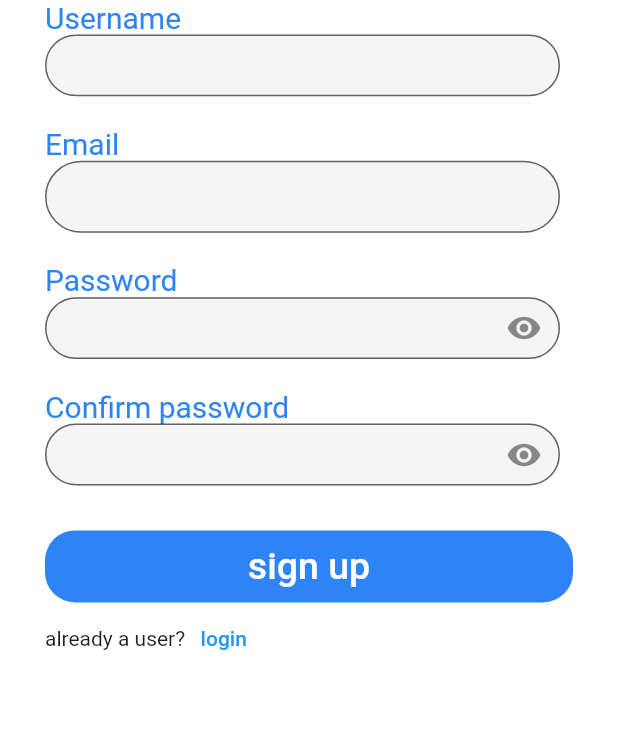
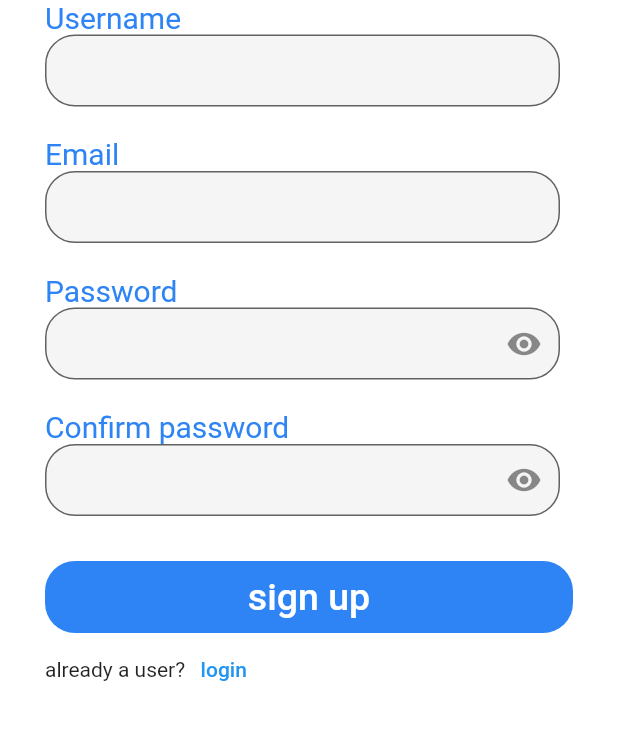
Before and after one commit to Khaatora/Final__Project, a Flutter app: the Password_Recovary screen opened directly, after a tap on "register", on a phone screen of 412 x 824 dp, the part 345-1085 px from its top. Run offline on Flutter 3.47's test engine with Material 2 defaults, Android fonts, the phone set to English and light mode, and no system bars; our stand-ins replace bloc, cloud_firestore, dropdown_button2, file_picker, firebase_auth, firebase_core and 5 more; missing offline and left inert: animated_button_bar, cloud_firestore_web, firebase_core_web, hexagon, polygon_clipper; accounts and stored records are empty.

Commit message:
end b3bsa welecome,login,sigin,passwoed recvery

```diff
--- a/lib/modules/login_screen/login.dart
+++ b/lib/modules/login_screen/login.dart
@@ -126,7 +126,7 @@ class _LoginState extends State<Login> {
                 ),
                 Container(
                   width: MediaQuery.of(context).size.width/1.2,
-                  height:  MediaQuery.of(context).size.height/12,
+                  height:  MediaQuery.of(context).size.height/10,
                   child: defaulttff(
                     context: context,
                     controller: passwordController,
--- a/lib/modules/password_recovery_screen/password_recovery.dart
+++ b/lib/modules/password_recovery_screen/password_recovery.dart
@@ -26,8 +26,8 @@ class Password_Recovary extends StatelessWidget {
 
                     Center(
                       child: Image(image:AssetImage('assets/images/logo.png'),
-                        height: 250,
-                        width: 250,
+                        height: 200,
+                        width: 200,
                       ),
                     ),
 
@@ -54,7 +54,6 @@ class Password_Recovary extends StatelessWidget {
                 ),
                 Container(
                   width: MediaQuery.of(context).size.width/1.2,
-                  height:  MediaQuery.of(context).size.height/20,
                   child: defaulttff(context: context,
                     controller:emailController,
                     onsubmit: (){},
--- a/lib/modules/sign_up_screen/sign_up.dart
+++ b/lib/modules/sign_up_screen/sign_up.dart
@@ -68,7 +68,6 @@ class _Sign_UpState extends State<Sign_Up> {
                 ),
                 Container(
                     width: MediaQuery.of(context).size.width / 1.2,
-                    height: MediaQuery.of(context).size.height / 20,
                     child: defaulttff(
                         context: context,
                         text: '',
@@ -86,12 +85,11 @@ class _Sign_UpState extends State<Sign_Up> {
                   'Email',
                   style: TextStyle(
                     fontSize: 20,
-                    color: Colors.blue.withRed(46).withGreen(132).withBlue(245),
+                    color: HexColor('#2e84f5'),
                   ),
                 ),
                 Container(
                     width: MediaQuery.of(context).size.width / 1.2,
-
                     child: defaulttff(
                         context: context,
                         text: '',
@@ -112,7 +110,6 @@ class _Sign_UpState extends State<Sign_Up> {
                 ),
                 Container(
                   width: MediaQuery.of(context).size.width / 1.2,
-                  height: MediaQuery.of(context).size.height / 20,
                   child: defaulttff(
                     context: context,
                     controller: passwordController,
@@ -151,7 +148,6 @@ class _Sign_UpState extends State<Sign_Up> {
                 ),
                 Container(
                   width: MediaQuery.of(context).size.width / 1.2,
-                  height: MediaQuery.of(context).size.height / 20,
                   child: defaulttff(
                     context: context,
                     controller: cpasswordController,
--- a/lib/shared/components/default_tff.dart
+++ b/lib/shared/components/default_tff.dart
@@ -36,7 +36,7 @@ obscureText: obstext,
     hintText: text,
     suffixIcon:suffixicon,
     border:
-    OutlineInputBorder(borderRadius: BorderRadius.circular(30.0),
+    OutlineInputBorder(borderRadius: BorderRadius.circular(20.0),
 
     ),
       filled: true,
```
